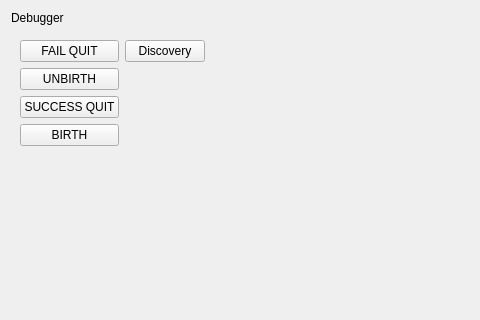
First picture: the form in integration/v2/src/libs/libuptime/widgets/uptime/ui/DebuggerWidget.ui, repository mrdeveloperdude/OctoMY, before the edit; both pictures show x 0 to 480 and y 0 to 320 of the 854 by 772 pixel window.
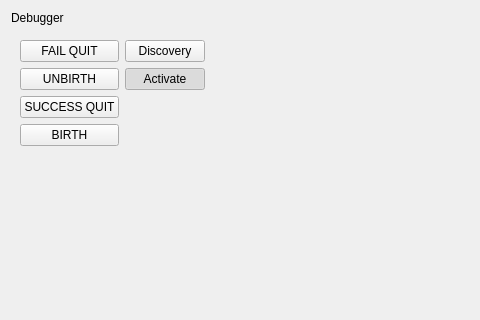
Second picture: the form after the edit. Custom widgets are drawn as their Qt base class.

Patch:
```diff
--- a/integration/v2/src/libs/libuptime/widgets/uptime/ui/DebuggerWidget.ui
+++ b/integration/v2/src/libs/libuptime/widgets/uptime/ui/DebuggerWidget.ui
@@ -146,6 +146,19 @@
         </property>
        </spacer>
       </item>
+      <item row="1" column="1">
+       <widget class="QPushButton" name="pushButtonActivate">
+        <property name="text">
+         <string>Activate</string>
+        </property>
+        <property name="checkable">
+         <bool>true</bool>
+        </property>
+        <property name="checked">
+         <bool>true</bool>
+        </property>
+       </widget>
+      </item>
      </layout>
     </widget>
    </item>
```
